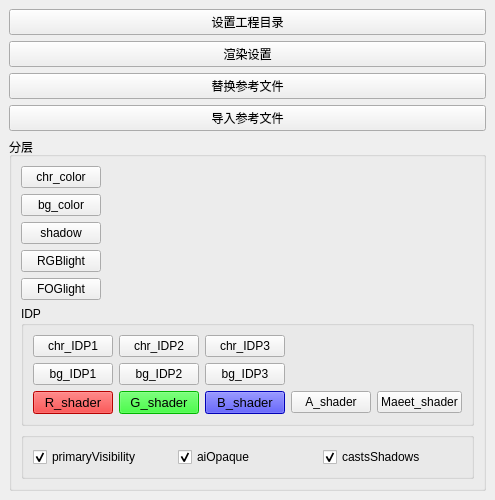
This is arnold_layer_tool.ui in TianD/TianD_arnold_tool as Qt 5 draws it before an edit. The edited form follows.
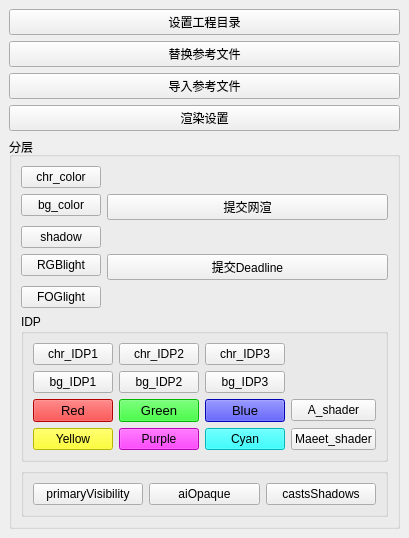
This is the edited form.

```diff
--- a/arnold_layer_tool.ui
+++ b/arnold_layer_tool.ui
@@ -6,8 +6,8 @@
    <rect>
     <x>0</x>
     <y>0</y>
-    <width>462</width>
-    <height>466</height>
+    <width>381</width>
+    <height>502</height>
    </rect>
   </property>
   <property name="windowTitle">
@@ -22,13 +22,6 @@
       </property>
      </widget>
     </item>
-    <item>
-     <widget class="QPushButton" name="setRender_btn">
-      <property name="text">
-       <string>渲染设置</string>
-      </property>
-     </widget>
-    </item>
     <item>
      <widget class="QPushButton" name="replace_btn">
       <property name="text">
@@ -43,12 +36,22 @@
       </property>
      </widget>
     </item>
+    <item>
+     <widget class="QPushButton" name="setRender_btn">
+      <property name="text">
+       <string>渲染设置</string>
+      </property>
+     </widget>
+    </item>
     <item>
      <widget class="QGroupBox" name="layer_box">
       <property name="title">
        <string>分层</string>
       </property>
       <layout class="QFormLayout" name="formLayout">
+       <property name="fieldGrowthPolicy">
+        <enum>QFormLayout::AllNonFixedFieldsGrow</enum>
+       </property>
        <item row="0" column="0">
         <widget class="QPushButton" name="chr_color_btn">
          <property name="text">
@@ -63,6 +66,13 @@
          </property>
         </widget>
        </item>
+       <item row="1" column="1">
+        <widget class="QPushButton" name="netRender_btn">
+         <property name="text">
+          <string>提交网渲</string>
+         </property>
+        </widget>
+       </item>
        <item row="2" column="0">
         <widget class="QPushButton" name="shadow_btn">
          <property name="text">
@@ -77,6 +87,13 @@
          </property>
         </widget>
        </item>
+       <item row="3" column="1">
+        <widget class="QPushButton" name="deadline_btn">
+         <property name="text">
+          <string>提交Deadline</string>
+         </property>
+        </widget>
+       </item>
        <item row="4" column="0">
         <widget class="QPushButton" name="foglight_btn">
          <property name="text">
@@ -84,45 +101,6 @@
          </property>
         </widget>
        </item>
-       <item row="6" column="0" colspan="2">
-        <widget class="QGroupBox" name="options_box">
-         <property name="title">
-          <string/>
-         </property>
-         <layout class="QHBoxLayout" name="horizontalLayout">
-          <item>
-           <widget class="QCheckBox" name="primaryVisibility_check">
-            <property name="text">
-             <string>primaryVisibility</string>
-            </property>
-            <property name="checked">
-             <bool>true</bool>
-            </property>
-           </widget>
-          </item>
-          <item>
-           <widget class="QCheckBox" name="aiOpaque_check">
-            <property name="text">
-             <string>aiOpaque</string>
-            </property>
-            <property name="checked">
-             <bool>true</bool>
-            </property>
-           </widget>
-          </item>
-          <item>
-           <widget class="QCheckBox" name="castsShadows_check">
-            <property name="text">
-             <string>castsShadows</string>
-            </property>
-            <property name="checked">
-             <bool>true</bool>
-            </property>
-           </widget>
-          </item>
-         </layout>
-        </widget>
-       </item>
        <item row="5" column="0" colspan="2">
         <widget class="QGroupBox" name="idp_box">
          <property name="title">
@@ -182,7 +160,7 @@
              <string notr="true">background-color: rgb(255, 0, 0);</string>
             </property>
             <property name="text">
-             <string>R_shader</string>
+             <string>Red</string>
             </property>
            </widget>
           </item>
@@ -197,7 +175,7 @@
              <string notr="true">background-color: rgb(0, 255, 0);</string>
             </property>
             <property name="text">
-             <string>G_shader</string>
+             <string>Green</string>
             </property>
            </widget>
           </item>
@@ -212,7 +190,7 @@
              <string notr="true">background-color: rgb(0, 0, 255);</string>
             </property>
             <property name="text">
-             <string>B_shader</string>
+             <string>Blue</string>
             </property>
            </widget>
           </item>
@@ -223,7 +201,37 @@
             </property>
            </widget>
           </item>
-          <item row="2" column="4">
+          <item row="3" column="0">
+           <widget class="QPushButton" name="idp_y_btn">
+            <property name="styleSheet">
+             <string notr="true">background-color: rgb(255, 255, 0);</string>
+            </property>
+            <property name="text">
+             <string>Yellow</string>
+            </property>
+           </widget>
+          </item>
+          <item row="3" column="1">
+           <widget class="QPushButton" name="idp_p_btn">
+            <property name="styleSheet">
+             <string notr="true">background-color: rgb(255, 0, 255);</string>
+            </property>
+            <property name="text">
+             <string>Purple</string>
+            </property>
+           </widget>
+          </item>
+          <item row="3" column="2">
+           <widget class="QPushButton" name="idp_c_btn">
+            <property name="styleSheet">
+             <string notr="true">background-color: rgb(0, 255, 255);</string>
+            </property>
+            <property name="text">
+             <string>Cyan</string>
+            </property>
+           </widget>
+          </item>
+          <item row="3" column="3">
            <widget class="QPushButton" name="idp_maeet_btn">
             <property name="text">
              <string>Maeet_shader</string>
@@ -233,6 +241,36 @@
          </layout>
         </widget>
        </item>
+       <item row="6" column="0" colspan="2">
+        <widget class="QGroupBox" name="options_box">
+         <property name="title">
+          <string/>
+         </property>
+         <layout class="QHBoxLayout" name="horizontalLayout">
+          <item>
+           <widget class="QPushButton" name="primaryVisibility_btn">
+            <property name="text">
+             <string>primaryVisibility</string>
+            </property>
+           </widget>
+          </item>
+          <item>
+           <widget class="QPushButton" name="aiOpaque_btn">
+            <property name="text">
+             <string>aiOpaque</string>
+            </property>
+           </widget>
+          </item>
+          <item>
+           <widget class="QPushButton" name="castsShadows_btn">
+            <property name="text">
+             <string>castsShadows</string>
+            </property>
+           </widget>
+          </item>
+         </layout>
+        </widget>
+       </item>
       </layout>
      </widget>
     </item>
```
